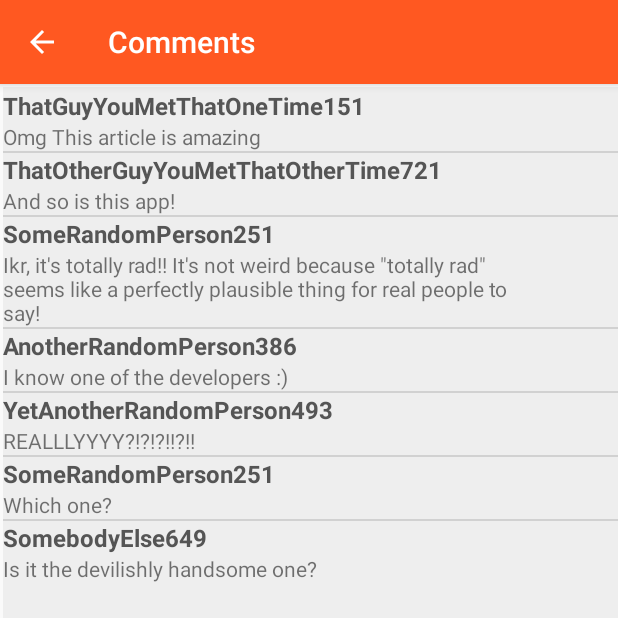
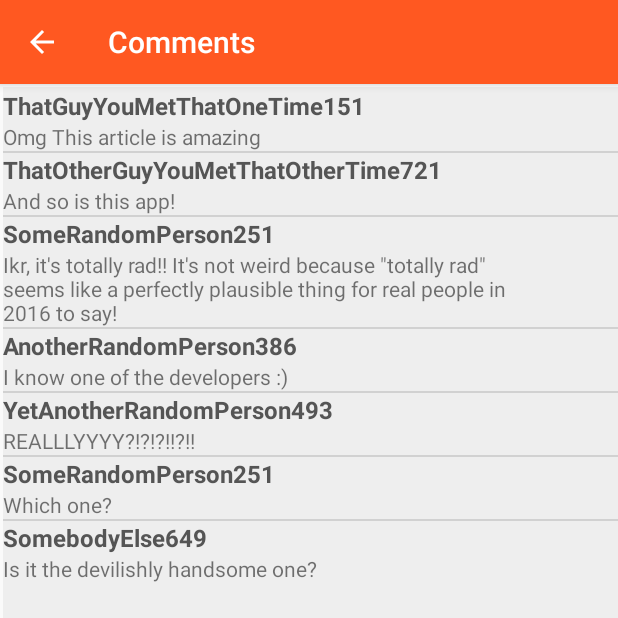
Before and after one commit to debkbanerji/SnapNews, an Android app: the Comments screen opened directly, with no data from a screen before it, on a phone screen of 412 x 824 dp, the top half of it. Run offline under Robolectric (Android 15) with nearby library versions, the phone set to English and light mode, and no system bars; network calls fail.

Commit message:
Layout
small layout changes

```diff
--- a/SnapNews/app/src/main/java/com/example/SnapNews/Comments.java
+++ b/SnapNews/app/src/main/java/com/example/SnapNews/Comments.java
@@ -26,7 +26,7 @@ public class Comments extends AppCompatActivity {
 
         comments.add(new Comment("ThatGuyYouMetThatOneTime151", "Omg This article is amazing"));
         comments.add(new Comment("ThatOtherGuyYouMetThatOtherTime721", "And so is this app!"));
-        comments.add(new Comment("SomeRandomPerson251", "Ikr, it's totally rad!! It's not weird because \"totally rad\" seems like a perfectly plausible thing for real people to say! "));
+        comments.add(new Comment("SomeRandomPerson251", "Ikr, it's totally rad!! It's not weird because \"totally rad\" seems like a perfectly plausible thing for real people in 2016 to say! "));
         comments.add(new Comment("AnotherRandomPerson386", "I know one of the developers :)"));
         comments.add(new Comment("YetAnotherRandomPerson493", "REALLLYYYY?!?!?!!?!!"));
         comments.add(new Comment("SomeRandomPerson251", "Which one?"));
--- a/SnapNews/app/src/main/res/layout/feed_item.xml
+++ b/SnapNews/app/src/main/res/layout/feed_item.xml
@@ -43,6 +43,7 @@
 
         <TextView
             android:id="@+id/summaryText"
+            android:padding="4dp"
             android:layout_width="wrap_content"
             android:layout_height="wrap_content"
             android:text="Generating feed..."
```
Also changed, not shown: SnapNews/app/src/main/java/com/example/SnapNews/MainActivity.java (+9 -0 lines).
